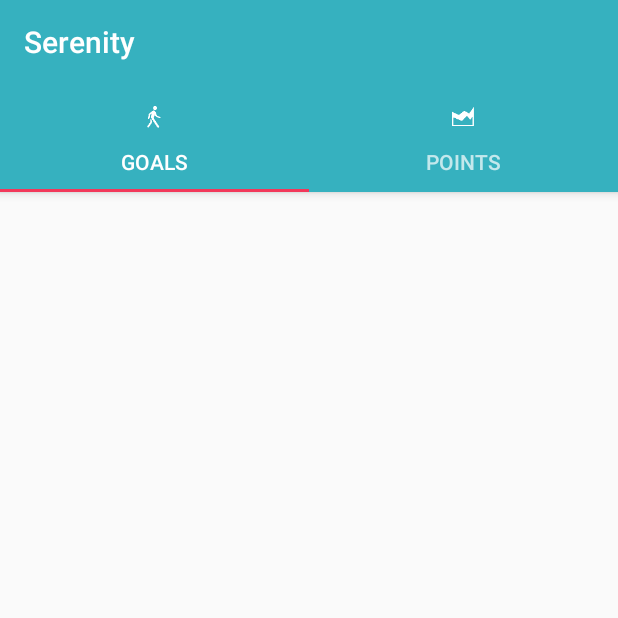
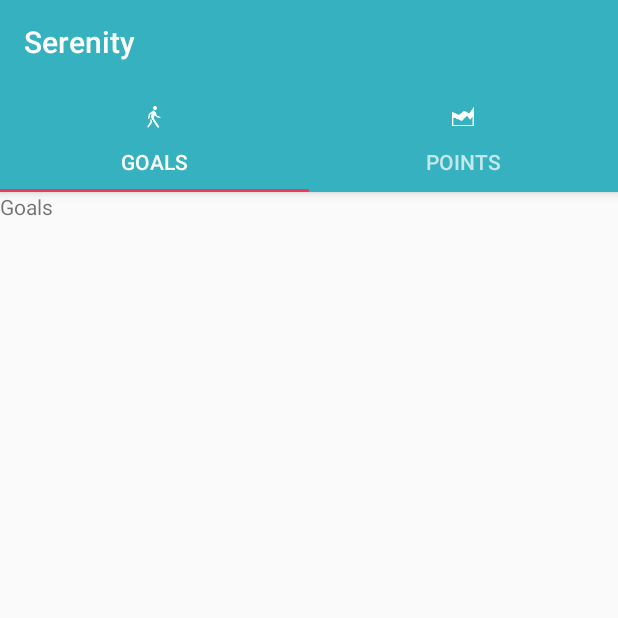
Before and after one commit to maheshgaya/TherapyApp, an Android app: the screen it shows after launch (MainActivity), on a phone screen of 412 x 824 dp, the top half of it. Run offline under Robolectric (Android 15) with nearby library versions, the phone set to English and light mode, and no system bars; our stand-ins replace ButterKnife.

Commit message:
Feat: added layout files for MainActivity

```diff
--- a/MMELK/app/src/main/java/com/example/kelly/mmelk/fragment/GoalFragment.java
+++ b/MMELK/app/src/main/java/com/example/kelly/mmelk/fragment/GoalFragment.java
@@ -2,9 +2,17 @@ package com.example.kelly.mmelk.fragment;
 
 import android.database.Cursor;
 import android.os.Bundle;
+import android.support.annotation.Nullable;
 import android.support.v4.app.Fragment;
 import android.support.v4.app.LoaderManager;
 import android.support.v4.content.Loader;
+import android.view.LayoutInflater;
+import android.view.View;
+import android.view.ViewGroup;
+
+import com.example.kelly.mmelk.R;
+
+import butterknife.ButterKnife;
 
 /**
  * Created by Mahesh Gaya on 12/2/16.
@@ -13,6 +21,20 @@ import android.support.v4.content.Loader;
 public class GoalFragment extends Fragment implements LoaderManager.LoaderCallbacks<Cursor>{
     public GoalFragment(){
         //required default constructor
+    }
+
+    @Override
+    public void onCreate(@Nullable Bundle savedInstanceState) {
+        super.onCreate(savedInstanceState);
+        setRetainInstance(true);
+    }
+
+    @Nullable
+    @Override
+    public View onCreateView(LayoutInflater inflater, @Nullable ViewGroup container, @Nullable Bundle savedInstanceState) {
+        View rootView = inflater.inflate(R.layout.fragment_goals, container, false);
+        ButterKnife.bind(this, rootView);
+        return rootView;
     }
 
     @Override
--- a/MMELK/app/src/main/java/com/example/kelly/mmelk/fragment/PointFragment.java
+++ b/MMELK/app/src/main/java/com/example/kelly/mmelk/fragment/PointFragment.java
@@ -2,9 +2,19 @@ package com.example.kelly.mmelk.fragment;
 
 import android.database.Cursor;
 import android.os.Bundle;
+import android.support.annotation.Nullable;
 import android.support.v4.app.Fragment;
 import android.support.v4.app.LoaderManager;
 import android.support.v4.content.Loader;
+import android.view.LayoutInflater;
+import android.view.View;
+import android.view.ViewGroup;
+
+import com.example.kelly.mmelk.R;
+
+import butterknife.BindString;
+import butterknife.BindView;
+import butterknife.ButterKnife;
 
 /**
  * Created by Mahesh Gaya on 12/2/16.
@@ -14,6 +24,21 @@ public class PointFragment extends Fragment implements LoaderManager.LoaderCallb
     public PointFragment(){
         //required default constructor
     }
+
+    @Override
+    public void onCreate(@Nullable Bundle savedInstanceState) {
+        super.onCreate(savedInstanceState);
+        setRetainInstance(true);
+    }
+
+    @Nullable
+    @Override
+    public View onCreateView(LayoutInflater inflater, @Nullable ViewGroup container, @Nullable Bundle savedInstanceState) {
+        View rootView = inflater.inflate(R.layout.fragment_points, container, false);
+        ButterKnife.bind(this, rootView);
+        return rootView;
+    }
+
 
     @Override
     public Loader<Cursor> onCreateLoader(int id, Bundle args) {
--- /dev/null
+++ b/MMELK/app/src/main/res/layout/fragment_goals.xml
@@ -0,0 +1,9 @@
+<?xml version="1.0" encoding="utf-8"?>
+<LinearLayout xmlns:android="http://schemas.android.com/apk/res/android"
+    android:orientation="vertical" android:layout_width="match_parent"
+    android:layout_height="match_parent">
+    <TextView
+        android:layout_width="wrap_content"
+        android:layout_height="wrap_content"
+        android:text="Goals"/>
+</LinearLayout>
--- /dev/null
+++ b/MMELK/app/src/main/res/layout/fragment_points.xml
@@ -0,0 +1,9 @@
+<?xml version="1.0" encoding="utf-8"?>
+<LinearLayout xmlns:android="http://schemas.android.com/apk/res/android"
+    android:orientation="vertical" android:layout_width="match_parent"
+    android:layout_height="match_parent">
+    <TextView
+        android:layout_width="wrap_content"
+        android:layout_height="wrap_content"
+        android:text="Points"/>
+</LinearLayout>
```
